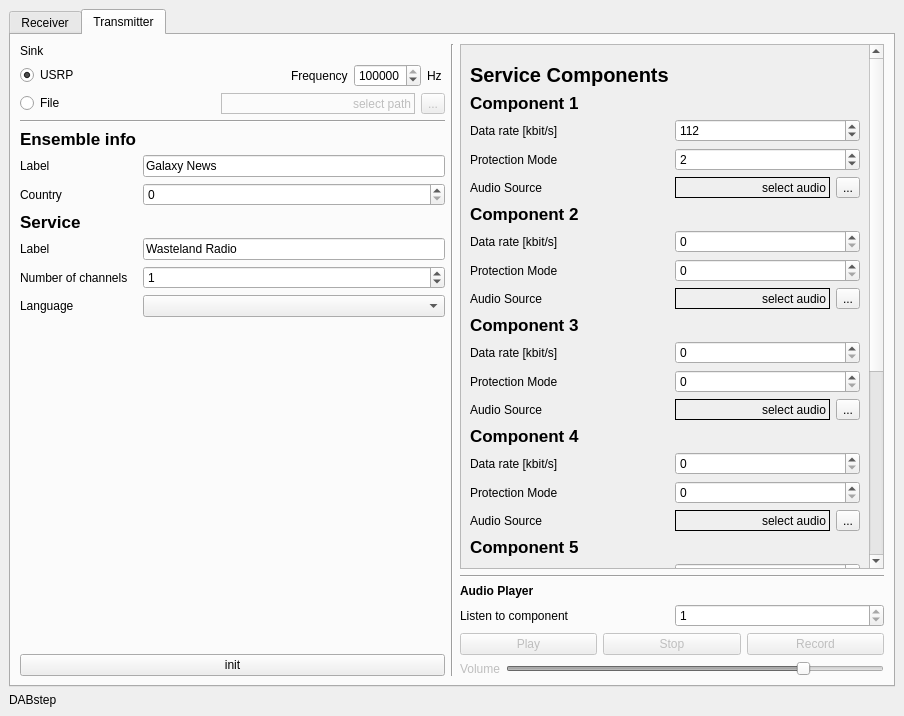
Qt form python/GUI/user_frontend.ui (rubund/gr-dab) before a commit.
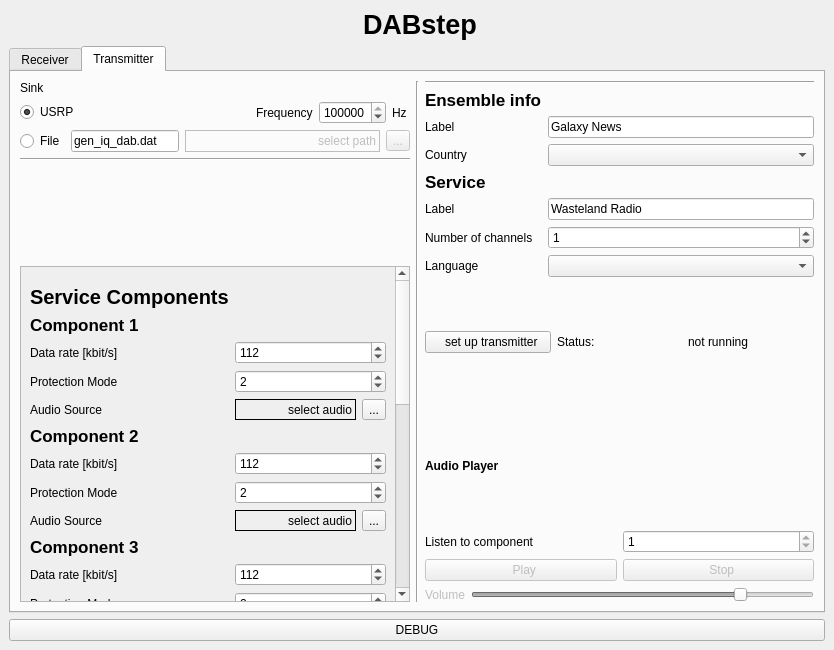
The same form after that commit. The open tabs and pages were chosen to show the change. Icons and pictures are not drawn.

Commit message: GUI: add sub-channel info and format

What changed in the file:
```diff
--- a/python/GUI/user_frontend.ui
+++ b/python/GUI/user_frontend.ui
@@ -6,8 +6,8 @@
    <rect>
     <x>0</x>
     <y>0</y>
-    <width>904</width>
-    <height>716</height>
+    <width>834</width>
+    <height>650</height>
    </rect>
   </property>
   <property name="windowTitle">
@@ -18,6 +18,50 @@
     <bool>true</bool>
    </property>
    <layout class="QVBoxLayout" name="verticalLayout">
+    <item>
+     <layout class="QHBoxLayout" name="horizontalLayout_21">
+      <item>
+       <spacer name="horizontalSpacer_3">
+        <property name="orientation">
+         <enum>Qt::Horizontal</enum>
+        </property>
+        <property name="sizeHint" stdset="0">
+         <size>
+          <width>40</width>
+          <height>20</height>
+         </size>
+        </property>
+       </spacer>
+      </item>
+      <item>
+       <widget class="QLabel" name="label_5">
+        <property name="text">
+         <string>&lt;html&gt;&lt;head/&gt;&lt;body&gt;&lt;p&gt;&lt;br/&gt;&lt;/p&gt;&lt;/body&gt;&lt;/html&gt;</string>
+        </property>
+       </widget>
+      </item>
+      <item>
+       <widget class="QLabel" name="label_6">
+        <property name="text">
+         <string>&lt;html&gt;&lt;head/&gt;&lt;body&gt;&lt;p&gt;&lt;span style=&quot; font-size:20pt; font-weight:600;&quot;&gt;DABstep&lt;/span&gt;&lt;/p&gt;&lt;/body&gt;&lt;/html&gt;</string>
+        </property>
+       </widget>
+      </item>
+      <item>
+       <spacer name="horizontalSpacer_4">
+        <property name="orientation">
+         <enum>Qt::Horizontal</enum>
+        </property>
+        <property name="sizeHint" stdset="0">
+         <size>
+          <width>40</width>
+          <height>20</height>
+         </size>
+        </property>
+       </spacer>
+      </item>
+     </layout>
+    </item>
     <item>
      <widget class="QTabWidget" name="mode_tabs">
       <property name="enabled">
@@ -185,33 +229,6 @@
               </column>
              </widget>
             </item>
-            <item>
-             <widget class="QPushButton" name="btn_update_info">
-              <property name="text">
-               <string>update</string>
-              </property>
-             </widget>
-            </item>
-            <item>
-             <spacer name="verticalSpacer_2">
-              <property name="orientation">
-               <enum>Qt::Vertical</enum>
-              </property>
-              <property name="sizeHint" stdset="0">
-               <size>
-                <width>20</width>
-                <height>40</height>
-               </size>
-              </property>
-             </spacer>
-            </item>
-            <item>
-             <widget class="QPushButton" name="btn_debug">
-              <property name="text">
-               <string>DEBUG</string>
-              </property>
-             </widget>
-            </item>
            </layout>
           </item>
           <item>
@@ -406,13 +423,26 @@
                 </property>
                </widget>
               </item>
+              <item>
+               <widget class="QLineEdit" name="t_edit_file_name">
+                <property name="sizePolicy">
+                 <sizepolicy hsizetype="Maximum" vsizetype="Fixed">
+                  <horstretch>0</horstretch>
+                  <verstretch>0</verstretch>
+                 </sizepolicy>
+                </property>
+                <property name="text">
+                 <string>gen_iq_dab.dat</string>
+                </property>
+               </widget>
+              </item>
               <item>
                <widget class="QLabel" name="t_label_sink">
                 <property name="enabled">
                  <bool>false</bool>
                 </property>
                 <property name="sizePolicy">
-                 <sizepolicy hsizetype="Minimum" vsizetype="Preferred">
+                 <sizepolicy hsizetype="Expanding" vsizetype="Preferred">
                   <horstretch>0</horstretch>
                   <verstretch>0</verstretch>
                  </sizepolicy>
@@ -459,106 +489,6 @@
               </property>
              </widget>
             </item>
-            <item>
-             <layout class="QFormLayout" name="formLayout_2">
-              <property name="fieldGrowthPolicy">
-               <enum>QFormLayout::AllNonFixedFieldsGrow</enum>
-              </property>
-              <item row="0" column="0">
-               <widget class="QLabel" name="label_12">
-                <property name="font">
-                 <font>
-                  <pointsize>13</pointsize>
-                  <weight>75</weight>
-                  <bold>true</bold>
-                 </font>
-                </property>
-                <property name="text">
-                 <string>Ensemble info</string>
-                </property>
-               </widget>
-              </item>
-              <item row="1" column="0">
-               <widget class="QLabel" name="label_13">
-                <property name="text">
-                 <string>Label</string>
-                </property>
-               </widget>
-              </item>
-              <item row="1" column="1">
-               <widget class="QLineEdit" name="t_edit_ensemble_label">
-                <property name="text">
-                 <string>Galaxy News</string>
-                </property>
-               </widget>
-              </item>
-              <item row="2" column="0">
-               <widget class="QLabel" name="label_14">
-                <property name="text">
-                 <string>Country</string>
-                </property>
-               </widget>
-              </item>
-              <item row="3" column="0">
-               <widget class="QLabel" name="label_15">
-                <property name="font">
-                 <font>
-                  <pointsize>13</pointsize>
-                  <weight>75</weight>
-                  <bold>true</bold>
-                 </font>
-                </property>
-                <property name="text">
-                 <string>Service</string>
-                </property>
-               </widget>
-              </item>
-              <item row="4" column="0">
-               <widget class="QLabel" name="label_16">
-                <property name="text">
-                 <string>Label</string>
-                </property>
-               </widget>
-              </item>
-              <item row="4" column="1">
-               <widget class="QLineEdit" name="t_edit_service_label">
-                <property name="text">
-                 <string>Wasteland Radio</string>
-                </property>
-               </widget>
-              </item>
-              <item row="5" column="0">
-               <widget class="QLabel" name="label_17">
-                <property name="text">
-                 <string>Number of channels</string>
-                </property>
-               </widget>
-              </item>
-              <item row="5" column="1">
-               <widget class="QSpinBox" name="t_spin_num_subch">
-                <property name="maximum">
-                 <number>7</number>
-                </property>
-                <property name="value">
-                 <number>1</number>
-                </property>
-               </widget>
-              </item>
-              <item row="6" column="0">
-               <widget class="QLabel" name="label_23">
-                <property name="text">
-                 <string>Language</string>
-                </property>
-               </widget>
-              </item>
-              <item row="2" column="1">
-               <widget class="QSpinBox" name="t_spin_countryID"/>
-              </item>
-              <item row="6" column="1">
-               <widget class="QComboBox" name="t_combo_language"/>
-              </item>
-             </layout>
-            </item>
             <item>
              <spacer name="verticalSpacer">
               <property name="orientation">
@@ -573,24 +503,6 @@
              </spacer>
             </item>
             <item>
-             <widget class="QPushButton" name="t_btn_init">
-              <property name="text">
-               <string>init</string>
-              </property>
-             </widget>
-            </item>
-           </layout>
-          </item>
-          <item>
-           <widget class="Line" name="line_3">
-            <property name="orientation">
-             <enum>Qt::Vertical</enum>
-            </property>
-           </widget>
-          </item>
-          <item>
-           <layout class="QVBoxLayout" name="verticalLayout_8">
-            <item>
              <widget class="QScrollArea" name="scrollArea">
               <property name="widgetResizable">
                <bool>true</bool>
@@ -599,8 +511,8 @@
                <property name="geometry">
                 <rect>
                  <x>0</x>
-                 <y>-443</y>
-                 <width>403</width>
+                 <y>0</y>
+                 <width>369</width>
                  <height>922</height>
                 </rect>
                </property>
@@ -648,6 +560,9 @@
                       <property name="maximum">
                        <number>999</number>
                       </property>
+                      <property name="value">
+                       <number>112</number>
+                      </property>
                      </widget>
                     </item>
                     <item row="8" column="0">
@@ -658,7 +573,11 @@
                      </widget>
                     </item>
                     <item row="8" column="1">
-                     <widget class="QSpinBox" name="t_spin_prot2"/>
+                     <widget class="QSpinBox" name="t_spin_prot2">
+                      <property name="value">
+                       <number>2</number>
+                      </property>
+                     </widget>
                     </item>
                     <item row="9" column="0">
                      <widget class="QLabel" name="t_label_comp_src2">
@@ -732,6 +651,9 @@
                       <property name="maximum">
                        <number>999</number>
                       </property>
+                      <property name="value">
+                       <number>112</number>
+                      </property>
                      </widget>
                     </item>
                     <item row="12" column="0">
@@ -742,7 +664,11 @@
                      </widget>
                     </item>
                     <item row="12" column="1">
-                     <widget class="QSpinBox" name="t_spin_prot3"/>
+                     <widget class="QSpinBox" name="t_spin_prot3">
+                      <property name="value">
+                       <number>2</number>
+                      </property>
+                     </widget>
                     </item>
                     <item row="13" column="0">
                      <widget class="QLabel" name="t_label_comp_src3">
@@ -813,6 +739,9 @@
                       <property name="maximum">
                        <number>999</number>
                       </property>
+                      <property name="value">
+                       <number>112</number>
+                      </property>
                      </widget>
                     </item>
                     <item row="16" column="0">
@@ -823,7 +752,11 @@
                      </widget>
                     </item>
                     <item row="16" column="1">
-                     <widget class="QSpinBox" name="t_spin_prot4"/>
+                     <widget class="QSpinBox" name="t_spin_prot4">
+                      <property name="value">
+                       <number>2</number>
+                      </property>
+                     </widget>
                     </item>
                     <item row="17" column="0">
                      <widget class="QLabel" name="t_label_comp_src4">
@@ -894,6 +827,9 @@
                       <property name="maximum">
                        <number>999</number>
                       </property>
+                      <property name="value">
+                       <number>112</number>
+                      </property>
                      </widget>
                     </item>
                     <item row="20" column="0">
@@ -1237,6 +1173,17 @@
               </widget>
              </widget>
             </item>
+           </layout>
+          </item>
+          <item>
+           <widget class="Line" name="line_3">
+            <property name="orientation">
+             <enum>Qt::Vertical</enum>
+            </property>
+           </widget>
+          </item>
+          <item>
+           <layout class="QVBoxLayout" name="verticalLayout_8">
             <item>
              <widget class="Line" name="line_5">
               <property name="orientation">
@@ -1244,6 +1191,134 @@
               </property>
              </widget>
             </item>
+            <item>
+             <layout class="QFormLayout" name="formLayout_2">
+              <property name="fieldGrowthPolicy">
+               <enum>QFormLayout::AllNonFixedFieldsGrow</enum>
+              </property>
+              <item row="0" column="0">
+               <widget class="QLabel" name="label_12">
+                <property name="font">
+                 <font>
+                  <pointsize>13</pointsize>
+                  <weight>75</weight>
+                  <bold>true</bold>
+                 </font>
+                </property>
+                <property name="text">
+                 <string>Ensemble info</string>
+                </property>
+               </widget>
+              </item>
+              <item row="1" column="0">
+               <widget class="QLabel" name="label_13">
+                <property name="text">
+                 <string>Label</string>
+                </property>
+               </widget>
+              </item>
+              <item row="1" column="1">
+               <widget class="QLineEdit" name="t_edit_ensemble_label">
+                <property name="text">
+                 <string>Galaxy News</string>
+                </property>
+               </widget>
+              </item>
+              <item row="2" column="0">
+               <widget class="QLabel" name="label_14">
+                <property name="text">
+                 <string>Country</string>
+                </property>
+               </widget>
+              </item>
+              <item row="3" column="0">
+               <widget class="QLabel" name="label_15">
+                <property name="font">
+                 <font>
+                  <pointsize>13</pointsize>
+                  <weight>75</weight>
+                  <bold>true</bold>
+                 </font>
+                </property>
+                <property name="text">
+                 <string>Service</string>
+                </property>
+               </widget>
+              </item>
+              <item row="4" column="0">
+               <widget class="QLabel" name="label_16">
+                <property name="text">
+                 <string>Label</string>
+                </property>
+               </widget>
+              </item>
+              <item row="4" column="1">
+               <widget class="QLineEdit" name="t_edit_service_label">
+                <property name="text">
+                 <string>Wasteland Radio</string>
+                </property>
+               </widget>
+              </item>
+              <item row="5" column="0">
+               <widget class="QLabel" name="label_17">
+                <property name="text">
+                 <string>Number of channels</string>
+                </property>
+               </widget>
+              </item>
+              <item row="5" column="1">
+               <widget class="QSpinBox" name="t_spin_num_subch">
+                <property name="maximum">
+                 <number>7</number>
+                </property>
+                <property name="value">
+                 <number>1</number>
+                </property>
+               </widget>
+              </item>
+              <item row="6" column="0">
+               <widget class="QLabel" name="label_23">
+                <property name="text">
+                 <string>Language</string>
+                </property>
+               </widget>
+              </item>
+              <item row="6" column="1">
+               <widget class="QComboBox" name="t_combo_language"/>
+              </item>
+              <item row="2" column="1">
+               <widget class="QComboBox" name="t_combo_country"/>
+              </item>
+             </layout>
+            </item>
+            <item>
+             <layout class="QHBoxLayout" name="horizontalLayout_22">
+              <item>
+               <widget class="QPushButton" name="t_btn_init">
+                <property name="text">
+                 <string>  set up transmitter</string>
+                </property>
+                <property name="icon">
+                 <iconset theme="audio-card"/>
+                </property>
+               </widget>
+              </item>
+              <item>
+               <widget class="QLabel" name="label_22">
+                <property name="text">
+                 <string>Status:</string>
+                </property>
+               </widget>
+              </item>
+              <item>
+               <widget class="QLabel" name="t_label_status">
+                <property name="text">
+                 <string>not running</string>
+                </property>
+               </widget>
+              </item>
+             </layout>
+            </item>
             <item>
              <widget class="QLabel" name="label_20">
               <property name="font">
@@ -1289,7 +1364,10 @@
                  <bool>false</bool>
                 </property>
                 <property name="text">
-                 <string>Play</string>
+                 <string>  Play</string>
+                </property>
+                <property name="icon">
+                 <iconset theme="media-playback-start"/>
                 </property>
                </widget>
               </item>
@@ -1299,17 +1377,10 @@
                  <bool>false</bool>
                 </property>
                 <property name="text">
-                 <string>Stop</string>
+                 <string>  Stop</string>
                 </property>
-               </widget>
-              </item>
-              <item>
-               <widget class="QPushButton" name="t_btn_record">
-                <property name="enabled">
-                 <bool>false</bool>
-                </property>
-                <property name="text">
-                 <string>Record</string>
+                <property name="icon">
+                 <iconset theme="media-playback-stop"/>
                 </property>
                </widget>
               </item>
@@ -1354,9 +1425,9 @@
      </widget>
     </item>
     <item>
-     <widget class="QLabel" name="Heading">
+     <widget class="QPushButton" name="btn_debug">
       <property name="text">
-       <string>DABstep</string>
+       <string>DEBUG</string>
       </property>
      </widget>
     </item>
```
Left out of the diff: 81 changed lines with no effect on the pictures. The commit also changes 4 other files.
